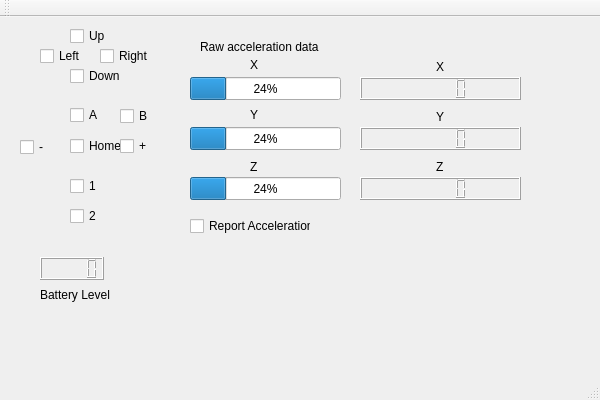
This is wmainwindow.ui in joseasoler/qwiimote as Qt 5 draws it before an edit. The edited form follows.
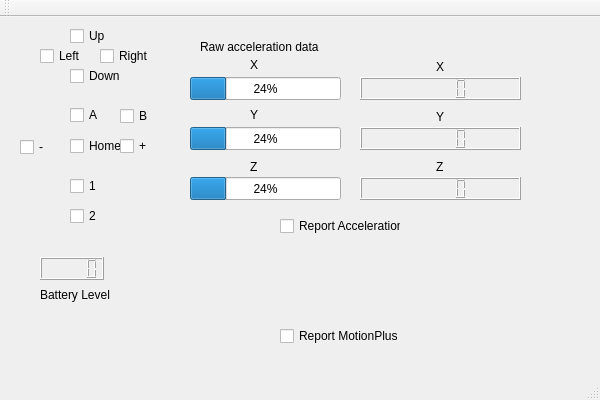
This is the edited form.

Commit message: Initial support for extension reports.

The edit to the form file:
```diff
--- a/wmainwindow.ui
+++ b/wmainwindow.ui
@@ -238,7 +238,7 @@
    <widget class="QCheckBox" name="report_acceleration">
     <property name="geometry">
      <rect>
-      <x>190</x>
+      <x>280</x>
       <y>200</y>
       <width>121</width>
       <height>18</height>
@@ -353,6 +353,19 @@
      <string>Battery Level</string>
     </property>
    </widget>
+   <widget class="QCheckBox" name="report_motionplus">
+    <property name="geometry">
+     <rect>
+      <x>280</x>
+      <y>310</y>
+      <width>121</width>
+      <height>18</height>
+     </rect>
+    </property>
+    <property name="text">
+     <string>Report MotionPlus</string>
+    </property>
+   </widget>
   </widget>
   <widget class="QMenuBar" name="menuBar">
    <property name="geometry">
```
The commit also changes 3 other files.
